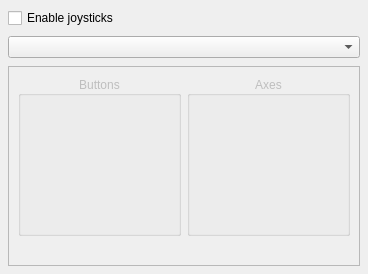
Old version of the form src/ui/JoystickWidget.ui in the repository mavlink/qgroundcontrol.
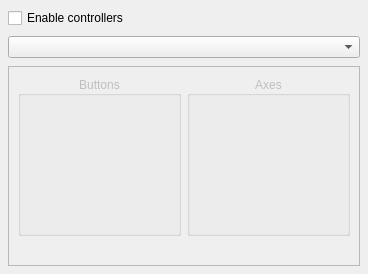
New version of the form.

Commit message: Altered text to use 'controllers' instead of 'joysticks' to be more generic.

The edit to the form file:
```diff
--- a/src/ui/JoystickWidget.ui
+++ b/src/ui/JoystickWidget.ui
@@ -50,7 +50,7 @@
       <bool>true</bool>
      </property>
      <property name="text">
-      <string>Enable joysticks</string>
+      <string>Enable controllers</string>
      </property>
     </widget>
    </item>
```
